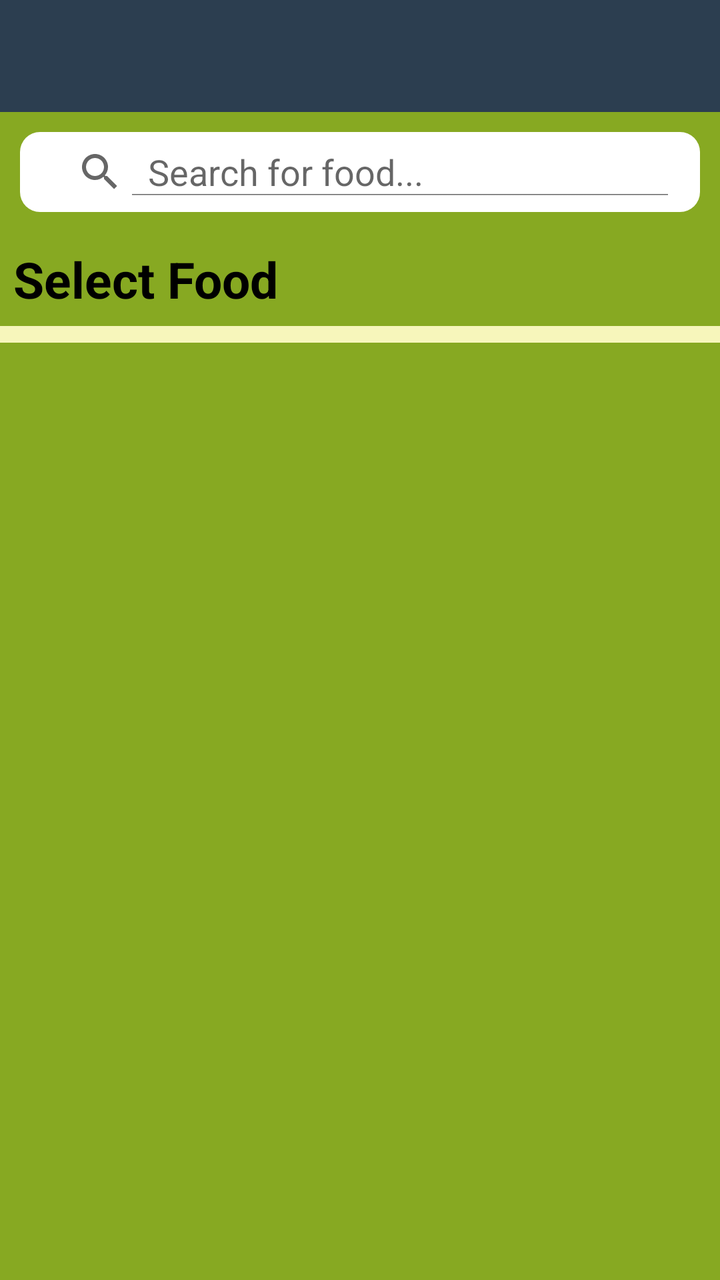
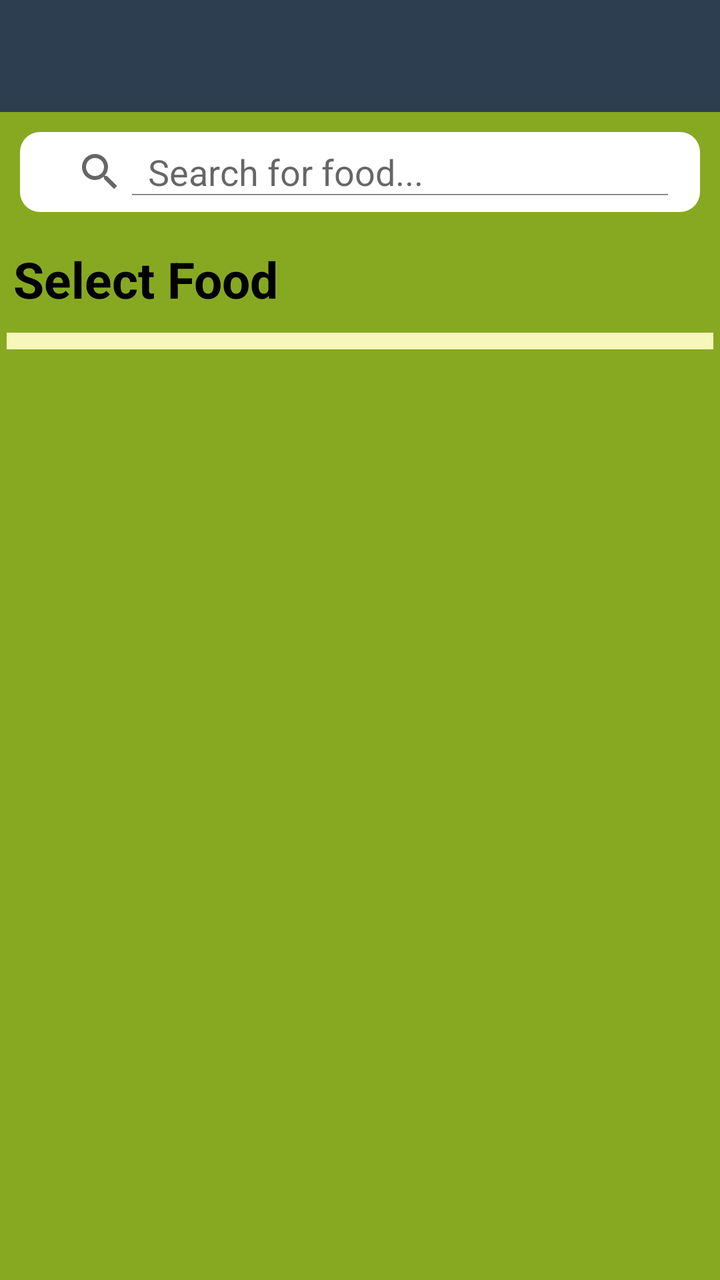

The first picture is an Android layout as it rendered before a commit; the second is the same layout after the commit. The layout source and the unified diff follow.
<!-- AndroidManifest.xml: application theme AppTheme -->
<!-- res/layout/homepage.xml -->
<LinearLayout android:orientation="vertical" android:minWidth="25px" android:minHeight="25px" android:layout_width="match_parent" android:layout_height="match_parent" android:id="@+id/linearLayout1" android:background="@android:color/holo_blue_dark" xmlns:android="http://schemas.android.com/apk/res/android"><com.google.android.material.appbar.AppBarLayout android:layout_width="match_parent" android:layout_height="wrap_content" android:theme="@style/AppTheme.AppBarOverlay"><androidx.appcompat.widget.Toolbar android:id="@+id/toolbar" android:layout_width="match_parent" android:layout_height="?attr/actionBarSize" android:background="?attr/colorPrimary" /></com.google.android.material.appbar.AppBarLayout><LinearLayout android:orientation="vertical" android:id="@+id/linearLayout2" android:layout_width="match_parent" android:layout_height="match_parent" android:background="#87A922"><SearchView android:layout_width="match_parent" android:layout_height="40dp" android:layout_margin="10dp" android:background="@drawable/search_view_background" android:id="@+id/searchfood" android:gravity="center_horizontal" android:queryHint="Search for food..." android:iconifiedByDefault="false" /><TextView android:text="Select Food" android:textAppearance="?android:attr/textAppearanceLarge" android:layout_width="match_parent" android:layout_height="wrap_content" android:textStyle="bold" android:textSize="25dp" android:textColor="#000000" android:paddingLeft="20px" android:paddingTop="20px" android:paddingBottom="20px" android:fontFamily="" /><LinearLayout android:id="@+id/linearLayout2" android:layout_width="match_parent" android:layout_height="wrap_content" android:minWidth="25px" android:minHeight="25px" android:layout_gravity="center" android:background="#F7F6BB" android:orientation="vertical"><ListView android:layout_width="wrap_content" android:layout_height="match_parent" android:id="@+id/listview1" android:layout_weight="1" /></LinearLayout></LinearLayout></LinearLayout>
<!-- resources referenced by this layout -->
<resources>
  <!-- drawable search_view_background (drawable) -->
  <shape xmlns:android="http://schemas.android.com/apk/res/android"><solid android:color="#FFFFFF" /><corners android:radius="10dp" /><padding android:left="8dp" android:top="8dp" android:right="8dp" android:bottom="8dp" /></shape>
  <style name="AppTheme.AppBarOverlay" parent="ThemeOverlay.MaterialComponents.Dark.ActionBar" />
  <style name="AppTheme" parent="Theme.MaterialComponents.Light.DarkActionBar"><item name="colorPrimary">@color/colorPrimary</item><item name="colorPrimaryDark">@color/colorPrimaryDark</item><item name="colorAccent">@color/colorAccent</item><item name="windowActionBar">false</item><item name="windowNoTitle">true</item></style>
  <color name="colorPrimary">#2c3e50</color>
  <color name="colorPrimaryDark">#1B3147</color>
  <color name="colorAccent">#3498db</color>
</resources>

<!-- the commit's change to res/layout/homepage.xml (unified diff, before → after) -->
@@ -1 +1 @@
-<LinearLayout android:orientation="vertical" android:minWidth="25px" android:minHeight="25px" android:layout_width="match_parent" android:layout_height="match_parent" android:id="@+id/linearLayout1" android:background="@android:color/holo_blue_dark" xmlns:android="http://schemas.android.com/apk/res/android"><com.google.android.material.appbar.AppBarLayout android:layout_width="match_parent" android:layout_height="wrap_content" android:theme="@style/AppTheme.AppBarOverlay"><androidx.appcompat.widget.Toolbar android:id="@+id/toolbar" android:layout_width="match_parent" android:layout_height="?attr/actionBarSize" android:background="?attr/colorPrimary" /></com.google.android.material.appbar.AppBarLayout><LinearLayout android:orientation="vertical" android:id="@+id/linearLayout2" android:layout_width="match_parent" android:layout_height="match_parent" android:background="#87A922"><SearchView android:layout_width="match_parent" android:layout_height="40dp" android:layout_margin="10dp" android:background="@drawable/search_view_background" android:id="@+id/searchfood" android:gravity="center_horizontal" android:queryHint="Search for food..." android:iconifiedByDefault="false" /><TextView android:text="Select Food" android:textAppearance="?android:attr/textAppearanceLarge" android:layout_width="match_parent" android:layout_height="wrap_content" android:textStyle="bold" android:textSize="25dp" android:textColor="#000000" android:paddingLeft="20px" android:paddingTop="20px" android:paddingBottom="20px" android:fontFamily="" /><LinearLayout android:id="@+id/linearLayout2" android:layout_width="match_parent" android:layout_height="wrap_content" android:minWidth="25px" android:minHeight="25px" android:layout_gravity="center" android:background="#F7F6BB" android:orientation="vertical"><ListView android:layout_width="wrap_content" android:layout_height="match_parent" android:id="@+id/listview1" android:layout_weight="1" /></LinearLayout></LinearLayout></LinearLayout>
+<LinearLayout android:orientation="vertical" android:minWidth="25px" android:minHeight="25px" android:layout_width="match_parent" android:layout_height="match_parent" android:id="@+id/linearLayout1" android:background="@android:color/holo_blue_dark" xmlns:android="http://schemas.android.com/apk/res/android"><com.google.android.material.appbar.AppBarLayout android:layout_width="match_parent" android:layout_height="wrap_content" android:theme="@style/AppTheme.AppBarOverlay"><androidx.appcompat.widget.Toolbar android:id="@+id/toolbar" android:layout_width="match_parent" android:layout_height="?attr/actionBarSize" android:background="?attr/colorPrimary" /></com.google.android.material.appbar.AppBarLayout><LinearLayout android:orientation="vertical" android:id="@+id/linearLayout2" android:layout_width="match_parent" android:layout_height="match_parent" android:background="#87A922"><SearchView android:layout_width="match_parent" android:layout_height="40dp" android:layout_margin="10dp" android:background="@drawable/search_view_background" android:id="@+id/searchfood" android:gravity="center_horizontal" android:queryHint="Search for food..." android:iconifiedByDefault="false" /><TextView android:text="Select Food" android:textAppearance="?android:attr/textAppearanceLarge" android:layout_width="match_parent" android:layout_height="wrap_content" android:textStyle="bold" android:textSize="25dp" android:textColor="#000000" android:paddingLeft="20px" android:paddingTop="20px" android:paddingBottom="20px" android:fontFamily="" /><ScrollView android:id="@+id/linearLayout2" android:layout_width="wrap_content" android:layout_height="wrap_content" android:minWidth="25px" android:minHeight="25px" android:layout_margin="10px" android:background="#F7F6BB" android:orientation="vertical"><ListView android:layout_width="match_parent" android:layout_height="match_parent" android:id="@+id/listview1" android:layout_weight="1" /></ScrollView></LinearLayout></LinearLayout>
